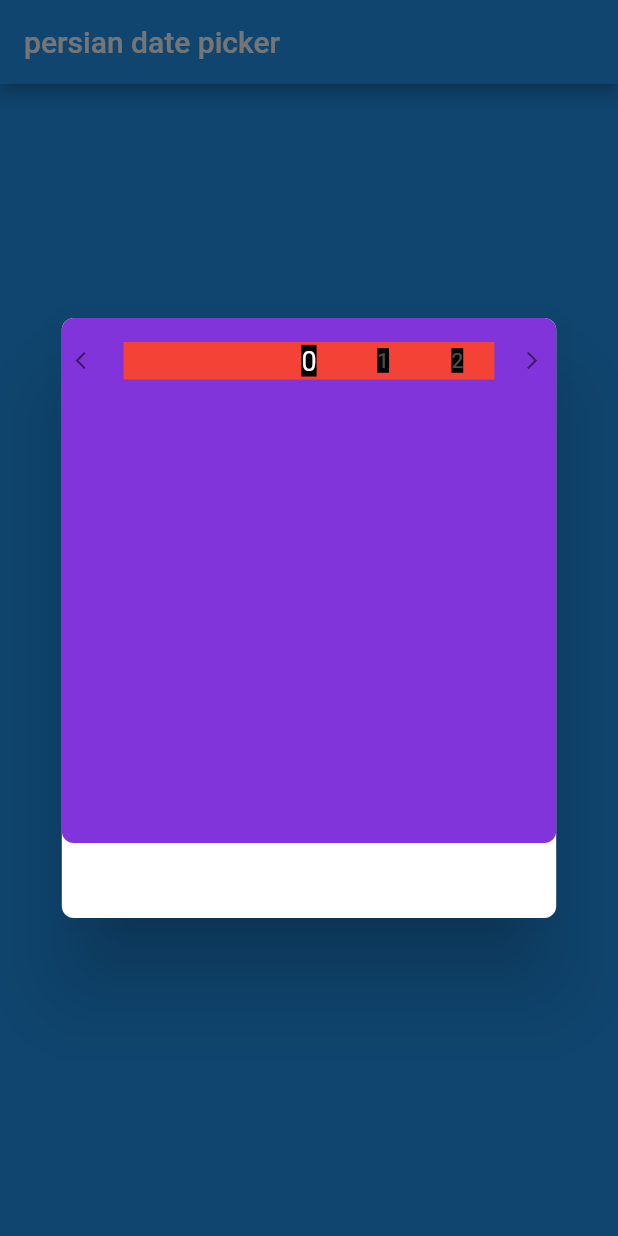
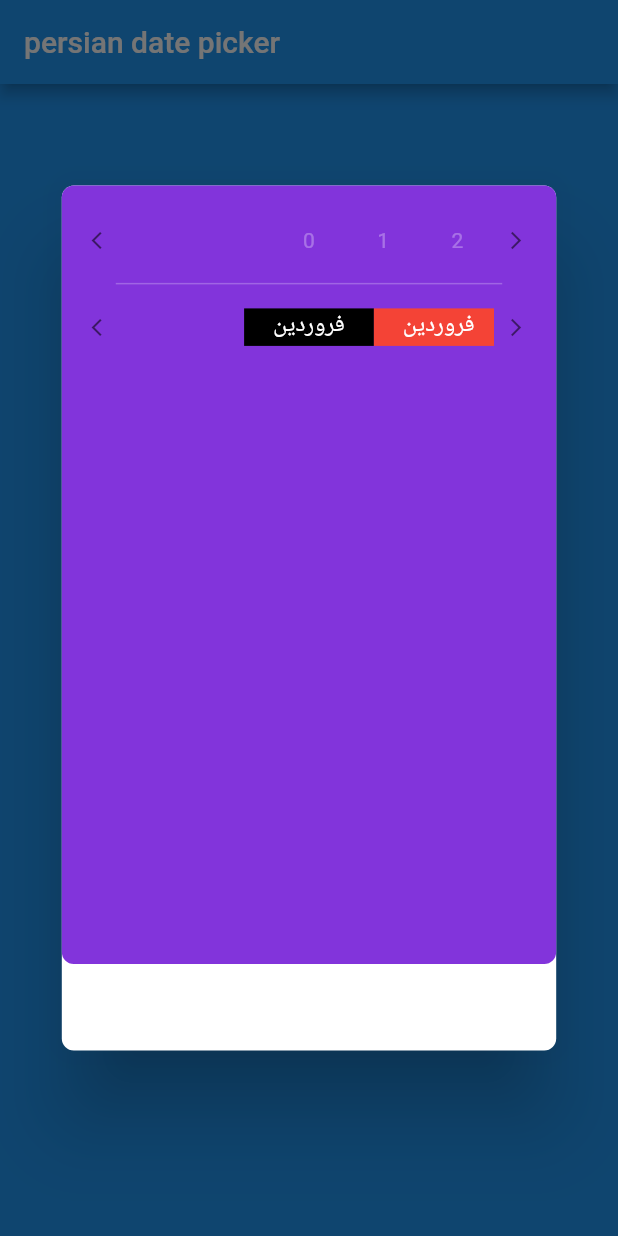
Before and after one commit to Abiri99/PersianDatePicker, a Flutter app: the screen it shows after launch, after a tap on "open date picker", on a phone screen of 412 x 824 dp. Run offline on Flutter 3.47's test engine with Material 2 defaults, Android fonts, the phone set to English and light mode, and no system bars.

Commit message:
month being center in slider fixed

```diff
--- a/lib/components/persian_date_picker.dart
+++ b/lib/components/persian_date_picker.dart
@@ -2,42 +2,136 @@ import 'package:fl_persian_date_picker/components/slider.dart';
 import 'package:flutter/material.dart';
 
 class pdp extends StatefulWidget {
-  PageController _controller =
+  PageController _yearController =
       PageController(viewportFraction: 0.2, initialPage: 0);
-  // PageController monthController =
-  //     PageController(viewportFraction: 0.15, initialPage: 0);
+  PageController _monthController =
+      PageController(viewportFraction: 0.35, initialPage: 0);
+
+  var months = [
+    Container(
+      color: Colors.black,
+      child: Text(
+        "فروردین",
+        textAlign: TextAlign.center,
+      ),
+      width: 50,
+    ),
+    Container(
+      color: Colors.red,
+      child: Text(
+        "فروردین",
+        textAlign: TextAlign.center,
+      ),
+      width: 50,
+    ),
+    Container(
+      color: Colors.black,
+      child: Text(
+        "فروردین",
+        textAlign: TextAlign.center,
+      ),
+      width: 50,
+    ),
+    Container(
+      color: Colors.red,
+      child: Text(
+        "فروردین",
+        textAlign: TextAlign.center,
+      ),
+      width: 50,
+    ),
+    Container(
+      color: Colors.black,
+      child: Text(
+        "فروردین",
+        textAlign: TextAlign.center,
+      ),
+      width: 50,
+    ),
+    Container(
+      color: Colors.red,
+      child: Text(
+        "فروردین",
+        textAlign: TextAlign.center,
+      ),
+      width: 50,
+    ),
+    Container(
+      color: Colors.black,
+      child: Text(
+        "فروردین",
+        textAlign: TextAlign.center,
+      ),
+      width: 50,
+    ),
+    Container(
+      color: Colors.red,
+      child: Text(
+        "فروردین",
+        textAlign: TextAlign.center,
+      ),
+      width: 50,
+    ),
+    Container(
+      color: Colors.black,
+      child: Text(
+        "فروردین",
+        textAlign: TextAlign.center,
+      ),
+      width: 50,
+    ),
+    Container(
+      color: Colors.red,
+      child: Text(
+        "فروردین",
+        textAlign: TextAlign.center,
+      ),
+      width: 50,
+    ),
+    Container(
+      color: Colors.black,
+      child: Text(
+        "فروردین",
+        textAlign: TextAlign.center,
+      ),
+      width: 50,
+    ),
+    Container(
+      color: Colors.red,
+      child: Text(
+        "فروردین",
+        textAlign: TextAlign.center,
+      ),
+      width: 50,
+    ),
+  ];
+
   @override
   _pdpState createState() => _pdpState();
 }
 
 class _pdpState extends State<pdp> {
-  // var _selectedYear, _selectedMonth;
+  var _selectedYear, _selectedMonth;
 
-  var _selectedIndex = 0;
+  // var _selectedIndex = 0;
 
-  onPageChanged(int number) {
+  onYearChanged(int number) {
     setState(() {
-      _selectedIndex = number;
+      _selectedYear = number;
     });
   }
 
-  // onMonthChange(int monthIndex) {
-  //   setState(() {
-  //     _selectedMonth = monthIndex;
-  //   });
-  // }
-
-  // onYearChange(int yearIndex) {
-  //   setState(() {
-  //     _selectedYear = yearIndex;
-  //   });
-  // }
+  onMonthChange(int monthIndex) {
+    setState(() {
+      _selectedMonth = monthIndex;
+    });
+  }
 
   @override
   Widget build(BuildContext context) {
     print("hi from pdp");
     return Container(
-      height: 400,
+      height: MediaQuery.of(context).size.height * 0.7,
       width: MediaQuery.of(context).size.width * 0.8,
       decoration: BoxDecoration(
         borderRadius: BorderRadius.circular(8),
@@ -46,9 +140,9 @@ class _pdpState extends State<pdp> {
         mainAxisSize: MainAxisSize.min,
         children: <Widget>[
           Container(
-            height: 350,
+            height: MediaQuery.of(context).size.height * 0.63,
             width: double.infinity,
-            padding: const EdgeInsets.only(top: 16),
+            padding: const EdgeInsets.only(top: 24),
             decoration: BoxDecoration(
               borderRadius: BorderRadius.all(Radius.circular(8)),
               color: Color(0xFF8234DB),
@@ -58,15 +152,14 @@ class _pdpState extends State<pdp> {
               children: <Widget>[
                 slider(
                   child: PageView.builder(
-                    controller: widget._controller,
-                    onPageChanged: onPageChanged,
+                    controller: widget._yearController,
+                    onPageChanged: onYearChanged,
                     itemBuilder: (context, index) {
                       var style = TextStyle(
-                        color: index == _selectedIndex
+                        color: index == _selectedYear
                             ? Colors.white
                             : Colors.white30,
-                        fontSize: index == _selectedIndex ? 18 : 14,
-                        backgroundColor: Colors.black,
+                        fontSize: index == _selectedYear ? 18 : 14,
                       );
                       return Align(
                         alignment: Alignment.center,
@@ -79,7 +172,19 @@ class _pdpState extends State<pdp> {
                     },
                     itemCount: 12,
                   ),
-                )
+                ),
+                Container(
+                    height: 1,
+                    color: Colors.white24,
+                    margin: EdgeInsets.only(
+                        top: 16, bottom: 16, right: 36, left: 36)),
+                slider(
+                  child: PageView(
+                    controller: widget._monthController,
+                    onPageChanged: onMonthChange,
+                    children: widget.months,
+                  ),
+                ),
               ],
             ),
           )
--- a/lib/components/slider.dart
+++ b/lib/components/slider.dart
@@ -13,6 +13,7 @@ class _sliderState extends State<slider> {
   @override
   Widget build(BuildContext context) {
     return Container(
+        padding: EdgeInsets.only(left: 16, right: 16),
         height: 25,
         width: double.infinity,
         child: Row(
@@ -25,7 +26,6 @@ class _sliderState extends State<slider> {
               color: Colors.black54,
             ),
             Container(
-              color: Colors.red,
               width: MediaQuery.of(context).size.width * 0.6,
               alignment: Alignment.center,
               child: widget.child,
```
